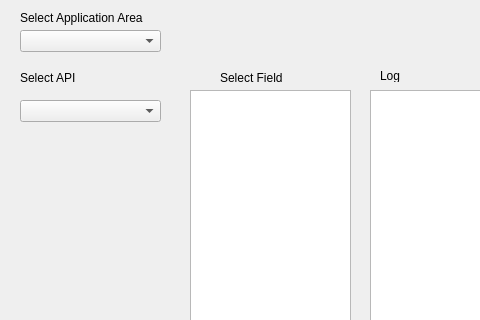
First picture: the form in Nearest_Analysis_dialog_base.ui, repository chao515737/nearest_analysis_plugin, before the edit; both pictures show x 0 to 480 and y 0 to 320 of the 641 by 553 pixel window.
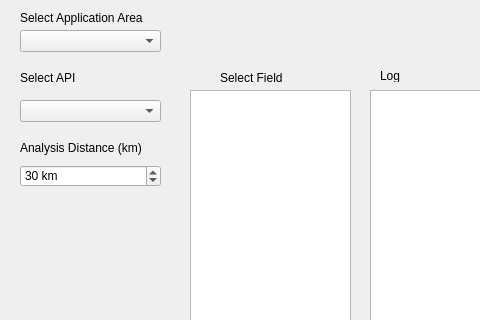
Second picture: the form after the edit.

Diff of the .ui file:
```diff
--- a/Nearest_Analysis_dialog_base.ui
+++ b/Nearest_Analysis_dialog_base.ui
@@ -18,7 +18,7 @@
     <rect>
      <x>20</x>
      <y>10</y>
-     <width>161</width>
+     <width>181</width>
      <height>16</height>
     </rect>
    </property>
@@ -59,6 +59,50 @@
     </rect>
    </property>
   </widget>
+
+  <widget class="QLabel" name="label_buffer_distance">
+   <property name="geometry">
+    <rect>
+     <x>20</x>
+     <y>140</y>
+     <width>131</width>
+     <height>16</height>
+    </rect>
+   </property>
+   <property name="text">
+    <string>Analysis Distance (km)</string>
+   </property>
+  </widget>
+
+  <widget class="QDoubleSpinBox" name="buffer_distance_spin">
+   <property name="geometry">
+    <rect>
+     <x>20</x>
+     <y>165</y>
+     <width>141</width>
+     <height>22</height>
+    </rect>
+   </property>
+   <property name="decimals">
+    <number>0</number>
+   </property>
+   <property name="minimum">
+    <double>0.000000000000000</double>
+   </property>
+   <property name="maximum">
+    <double>1000.000000000000000</double>
+   </property>
+   <property name="singleStep">
+    <double>1.000000000000000</double>
+   </property>
+   <property name="value">
+    <double>30.000000000000000</double>
+   </property>
+   <property name="suffix">
+    <string> km</string>
+   </property>
+  </widget>
+
   <widget class="QLabel" name="label_3">
    <property name="geometry">
     <rect>
```
Left out of the diff: 9 changed lines with no effect on the pictures.
